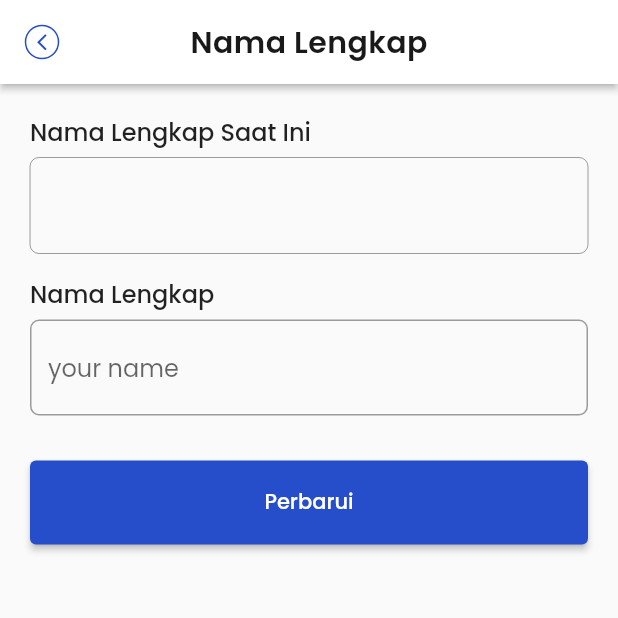
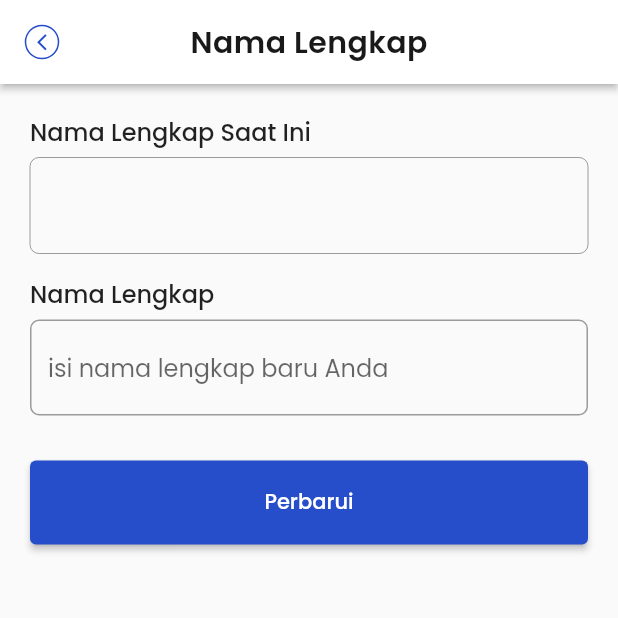
Before and after one commit to Kelompok-17-Capstone/mobile_flutter, a Flutter app: the SettingNameView screen opened by its route, on a phone screen of 412 x 824 dp, the top half of it. Run offline on Flutter 3.47's test engine with Material 2 defaults, Android fonts, the phone set to English and light mode, and no system bars; our stand-ins replace barcode_widget, file_picker, flutter_dotenv, shared_preferences; accounts and stored records are empty.

Commit message:
changing hint on form

```diff
--- a/lib/views/dashboard/user_setting/setting_name_view.dart
+++ b/lib/views/dashboard/user_setting/setting_name_view.dart
@@ -56,7 +56,7 @@ class _SettingNameViewState extends State<SettingNameView> {
                 ),
               ),
               const SizedBox(height: 5),
-              customForm(controller: nameController, hintText: 'your name'),
+              customForm(controller: nameController, hintText: 'isi nama lengkap baru Anda'),
               const SizedBox(height: 30),
               fullWidthButton(label: 'Perbarui', onPressed: () {
 
--- a/lib/views/dashboard/user_setting/setting_phone_view.dart
+++ b/lib/views/dashboard/user_setting/setting_phone_view.dart
@@ -57,7 +57,7 @@ class _SettingPhoneViewState extends State<SettingPhoneView> {
                 ),
               ),
               const SizedBox(height: 5),
-              customForm(controller: phoneController, hintText: 'your phone number', isNumberOnly: true),
+              customForm(controller: phoneController, hintText: 'isi nomer telepon baru Anda', isNumberOnly: true),
               const SizedBox(height: 30),
               fullWidthButton(label: 'Perbarui', onPressed: () {
 
```
